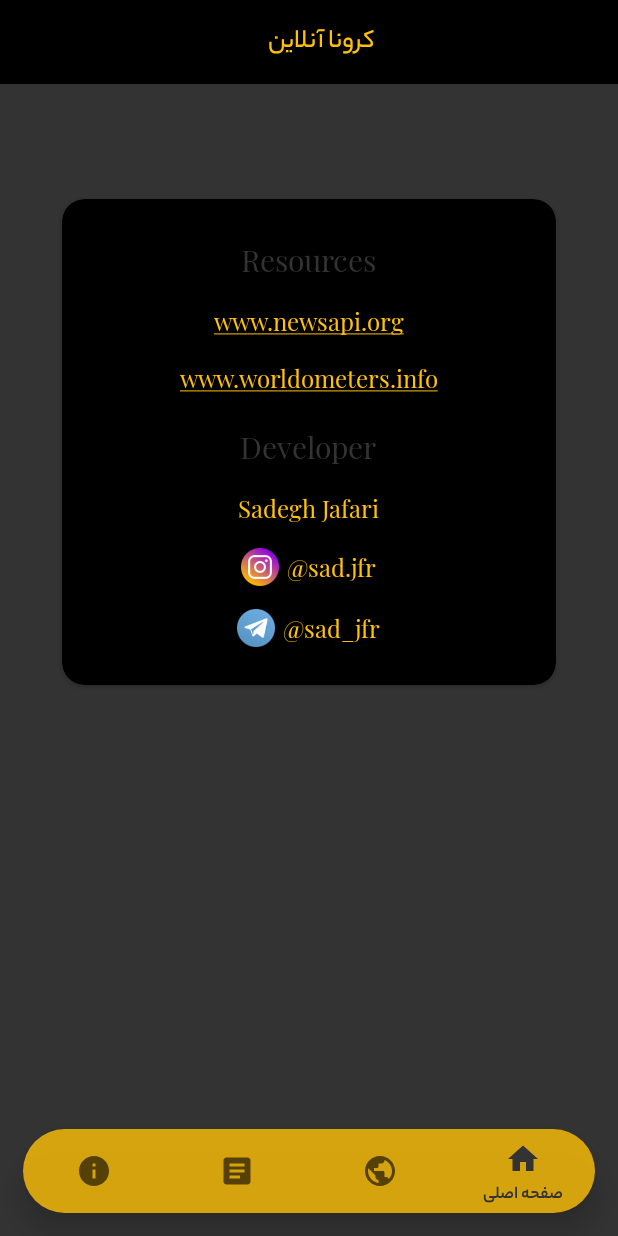
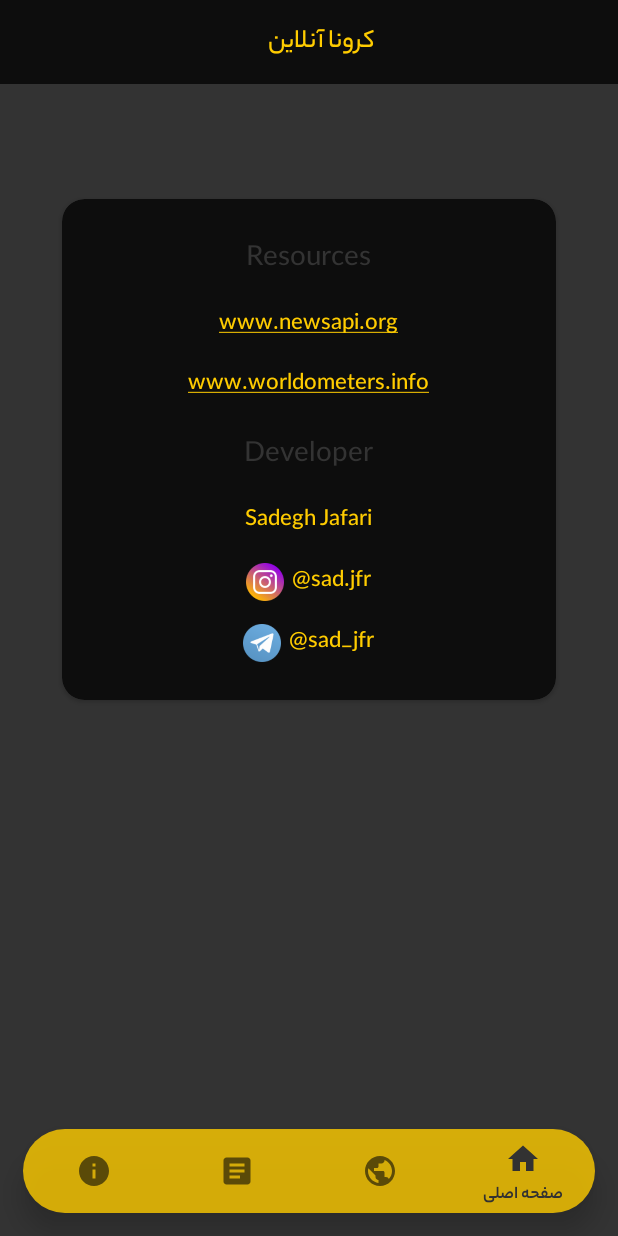
Before and after one commit to sadeghjfr/Covid19-App, an Android app: the fragment InfoFragment placed in its activity, on a phone screen of 412 x 824 dp. Run offline under Robolectric (Android 15) with nearby library versions, the phone set to English and light mode, and no system bars; libraries missing offline, so code that uses them is left out: coil.decode; 1 statement that could not run was skipped.

Commit message:
some changes on ui 2

```diff
--- a/app/build.gradle
+++ b/app/build.gradle
@@ -74,6 +74,7 @@ dependencies {
     implementation 'androidx.multidex:multidex:2.0.1'
     //justified
     implementation 'com.codesgood:justifiedtextview:1.1.0'
+    implementation 'jp.wasabeef:blurry:4.0.1'
 
 
 }
--- a/app/src/main/java/com/sadeghjfr22/covid19/base/App.kt
+++ b/app/src/main/java/com/sadeghjfr22/covid19/base/App.kt
@@ -1,6 +1,5 @@
 package com.sadeghjfr22.covid19.base
 
-import android.app.Activity
 import android.content.Context
 import androidx.multidex.MultiDexApplication
 import coil.ImageLoader
@@ -18,7 +17,6 @@ class App : MultiDexApplication() {
     companion object {
 
         lateinit var appContext: Context
-        lateinit var currentActivity: Activity
         lateinit var imageLoader : ImageLoader
 
         fun getContext(): Context {
--- a/app/src/main/java/com/sadeghjfr22/covid19/base/BaseActivity.kt
+++ b/app/src/main/java/com/sadeghjfr22/covid19/base/BaseActivity.kt
@@ -4,9 +4,5 @@ import androidx.appcompat.app.AppCompatActivity
 
 open class BaseActivity : AppCompatActivity() {
 
-    override fun onResume() {
-        App.currentActivity =this
-        super.onResume()
-    }
 
 }
--- a/app/src/main/java/com/sadeghjfr22/covid19/ui/activity/MainActivity.kt
+++ b/app/src/main/java/com/sadeghjfr22/covid19/ui/activity/MainActivity.kt
@@ -8,13 +8,13 @@ import android.os.Bundle
 import android.view.MenuItem
 import androidx.fragment.app.Fragment
 import com.google.android.material.bottomnavigation.BottomNavigationView
-import com.sadeghjfr22.covid19.R
 import com.sadeghjfr22.covid19.base.BaseActivity
 import com.sadeghjfr22.covid19.databinding.ActivityMainBinding
 import com.sadeghjfr22.covid19.ui.fragment.CountryFragment
 import com.sadeghjfr22.covid19.ui.fragment.HomeFragment
 import com.sadeghjfr22.covid19.ui.fragment.InfoFragment
 import com.sadeghjfr22.covid19.ui.fragment.NewsFragment
+import com.sadeghjfr22.covid19.R
 
 class MainActivity : BaseActivity(), BottomNavigationView.OnNavigationItemSelectedListener {
 
--- a/app/src/main/java/com/sadeghjfr22/covid19/ui/adapter/CountryAdapter.kt
+++ b/app/src/main/java/com/sadeghjfr22/covid19/ui/adapter/CountryAdapter.kt
@@ -10,7 +10,6 @@ import android.widget.TextView
 import androidx.constraintlayout.widget.ConstraintLayout
 import androidx.recyclerview.widget.RecyclerView
 import com.sadeghjfr22.covid19.R
-import com.sadeghjfr22.covid19.base.App.Companion.currentActivity
 import com.sadeghjfr22.covid19.model.Country
 import com.sadeghjfr22.covid19.utils.Utils.loadImage
 import com.sadeghjfr22.covid19.ui.activity.CountryActivity
@@ -55,9 +54,9 @@ class CountryAdapter : RecyclerView.Adapter<CountryAdapter.MyViewHolder> {
 
         holder.root.setOnClickListener(View.OnClickListener {
 
-            val intent = Intent(currentActivity,CountryActivity::class.java)
+            val intent = Intent(it.context,CountryActivity::class.java)
             intent.putExtra("Country",country.country)
-            currentActivity.startActivity(intent)
+            it.context.startActivity(intent)
 
         })
 
--- a/app/src/main/java/com/sadeghjfr22/covid19/ui/adapter/NewsAdapter.kt
+++ b/app/src/main/java/com/sadeghjfr22/covid19/ui/adapter/NewsAdapter.kt
@@ -64,7 +64,7 @@ class NewsAdapter(var news: List<News>, var context: Context) :
       holder.txtReadMore.setOnClickListener(View.OnClickListener {
 
           val intent = Intent(Intent.ACTION_VIEW, Uri.parse(currentNews.url))
-          App.currentActivity.startActivity(intent)
+          it.context.startActivity(intent)
       })
 
       val expended: Boolean = currentNews.expended
--- a/app/src/main/java/com/sadeghjfr22/covid19/ui/fragment/InfoFragment.kt
+++ b/app/src/main/java/com/sadeghjfr22/covid19/ui/fragment/InfoFragment.kt
@@ -30,23 +30,7 @@ class InfoFragment : Fragment() {
         binding.txtTelegram.setText("@sad_jfr")
         binding.txtInstagram.setText("@sad.jfr")
 
-        setFont()
-
         return binding.root
-    }
-
-    private fun setFont(){
-
-        val font = Typeface.createFromAsset(App.currentActivity.assets, "fonts/playFair.ttf")
-
-        binding.txtTitleResource.setTypeface(font)
-        binding.txtResource1.setTypeface(font)
-        binding.txtResource2.setTypeface(font)
-        binding.txtTitleDeveloper.setTypeface(font)
-        binding.txtDeveloperName.setTypeface(font)
-        binding.txtTelegram.setTypeface(font)
-        binding.txtInstagram.setTypeface(font)
-
     }
 
     private fun isAppAvailable(appName: String): Boolean {
--- a/app/src/main/res/drawable/bg_navigation.xml
+++ b/app/src/main/res/drawable/bg_navigation.xml
@@ -5,6 +5,6 @@
     <corners
         android:radius="50dp"/>
 
-    <solid android:color="@color/colorNavigationBottom" />
+    <solid android:color="@color/colorPrimaryVariant" />
 
 </shape>
--- a/app/src/main/res/layout/activity_main.xml
+++ b/app/src/main/res/layout/activity_main.xml
@@ -38,8 +38,9 @@
       android:layout_width="match_parent"
       android:layout_height="wrap_content"
       style="@style/BottomNavigationView"
+      android:background="@drawable/bg_navigation"
+      android:alpha="0.8"
       android:layout_margin="15dp"
-      android:background="@drawable/bg_navigation"
       app:elevation="10dp"
       android:elevation="10dp"
       app:layout_constraintBottom_toBottomOf="parent"
--- a/app/src/main/res/layout/fragment_country.xml
+++ b/app/src/main/res/layout/fragment_country.xml
@@ -46,6 +46,7 @@
             android:layout_marginTop="7dp"
             android:layout_marginRight="7dp"
             android:background="@drawable/bg_navigation"
+            android:alpha="0.8"
             android:gravity="center"
             android:orientation="horizontal"
             android:padding="5dp"
--- a/app/src/main/res/values/colors.xml
+++ b/app/src/main/res/values/colors.xml
@@ -1,9 +1,9 @@
 <?xml version="1.0" encoding="utf-8"?>
 <resources>
 
-  <color name="colorPrimaryDark">#000</color>
+  <color name="colorPrimaryDark">#0d0d0d</color>
   <color name="colorPrimary">#333</color>
-  <color name="colorPrimaryVariant">#FFC107</color>
+  <color name="colorPrimaryVariant">#FFCC00</color>
 
   <color name="colorSecondary">#FF03DAC5</color>
   <color name="colorSecondaryVariant">#FF018786</color>
@@ -12,6 +12,5 @@
   <color name="white">#FFFFFFFF</color>
 
   <color name="colorHint">#7f7f7f</color>
-  <color name="colorNavigationBottom">#ccFFC107</color>
 
 </resources>
```
Also changed, not shown: app/src/main/java/com/sadeghjfr22/covid19/utils/Utils.kt (+0 -33 lines), app/src/main/res/layout/adapter_news.xml (+5 -4 lines), app/src/main/res/drawable/bg.jpg (added).
